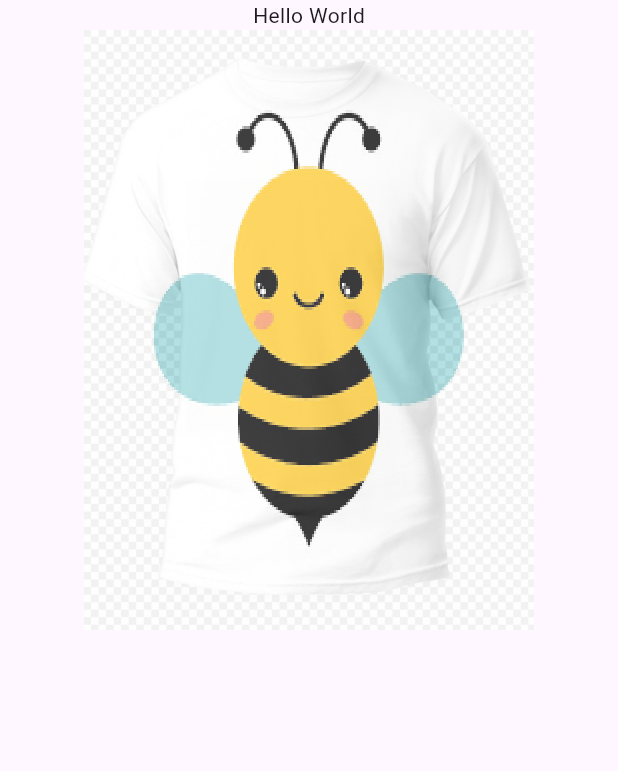
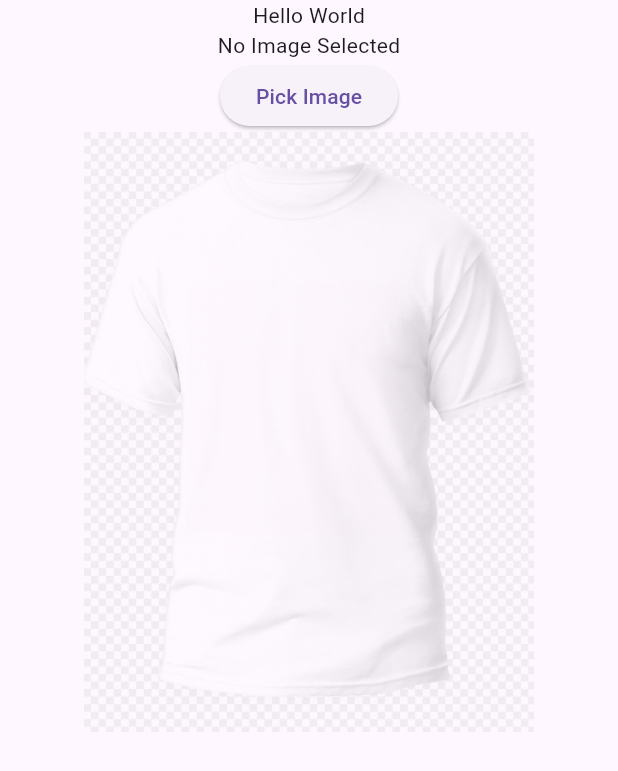
Before and after one commit to pndychrg/FlutterCanvas, a Flutter app: the screen it shows after launch, on a phone screen of 412 x 824 dp. Shown: the top 771 px of the screen. Run offline on Flutter 3.47's test engine with Material 3 defaults, Android fonts, the phone set to English and light mode, and no system bars; our stand-ins replace image_picker; missing offline and left inert: flutter_material_color_picker.

Commit message:
Updated code

```diff
--- a/lib/human_canvas.dart
+++ b/lib/human_canvas.dart
@@ -1,4 +1,4 @@
-import 'dart:ui' as ui;
+// import 'dart:ui' as ui;
 import 'package:flutter/material.dart';
 import 'package:flutter_material_color_picker/flutter_material_color_picker.dart';
 
--- a/lib/tshirt_canvas.dart
+++ b/lib/tshirt_canvas.dart
@@ -1,5 +1,8 @@
+import 'dart:io';
+import 'dart:typed_data';
 import 'dart:ui' as ui;
 import 'package:flutter/material.dart';
+import 'package:image_picker/image_picker.dart';
 
 class TShirtCanvas extends StatefulWidget {
   const TShirtCanvas({super.key});
@@ -11,17 +14,41 @@ class TShirtCanvas extends StatefulWidget {
 class _TShirtCanvasState extends State<TShirtCanvas> {
   ValueNotifier<ui.Image?> imageNotifier = ValueNotifier<ui.Image?>(null);
 
-  getImage() {
-    AssetImage assetImage = const AssetImage('assets/clipart.png');
+  // picking file from android
+  File? _image;
 
-    ImageStream imageStream = assetImage.resolve(ImageConfiguration.empty);
+  Future<void> _pickImage() async {
+    final picker = ImagePicker();
+    final pickedFile = await picker.pickImage(source: ImageSource.gallery);
 
-    ImageStreamListener imageStreamListener =
-        ImageStreamListener((imageInfo, synchronousCall) {
-      imageNotifier.value = imageInfo.image;
+    if (pickedFile != null) {
+      setState(() {
+        _image = File(pickedFile.path);
       });
+    }
+  }
 
-    imageStream.addListener(imageStreamListener);
+  getImage() async {
+    // AssetImage assetImage = const AssetImage('assets/clipart.png');
+
+    // ImageStream imageStream = assetImage.resolve(ImageConfiguration.empty);
+
+    // ImageStreamListener imageStreamListener =
+    //     ImageStreamListener((imageInfo, synchronousCall) {
+    //   imageNotifier.value = imageInfo.image;
+    // });
+
+    // imageStream.addListener(imageStreamListener);
+
+    if (_image != null) {
+      final ByteData data = await _image!
+          .readAsBytes()
+          .then((bytes) => ByteData.sublistView(Uint8List.fromList(bytes)));
+      final ui.Codec codec = await ui.instantiateImageCodec(data as Uint8List);
+      final ui.Image image = (await codec.getNextFrame()).image;
+
+      imageNotifier.value = image;
+    }
   }
 
   @override
@@ -32,12 +59,16 @@ class _TShirtCanvasState extends State<TShirtCanvas> {
 
   @override
   Widget build(BuildContext context) {
-    return CustomPaint(
+    return Column(
+      children: [
+        _image == null ? const Text("No Image Selected") : Image.file(_image!),
+        ElevatedButton(onPressed: _pickImage, child: const Text("Pick Image")),
+        CustomPaint(
           painter: ImagePainterCanvas(imageInfoNotifier: imageNotifier),
           child: Container(
             width: 300,
             height: 400,
-        decoration: BoxDecoration(
+            decoration: const BoxDecoration(
                 image: DecorationImage(
               image: AssetImage('assets/tshirt.jpg'),
               fit: BoxFit.cover,
@@ -45,6 +76,8 @@ class _TShirtCanvasState extends State<TShirtCanvas> {
             )),
           ),
           // size: const Size(3 / 00, 400),
+        ),
+      ],
     );
   }
 }
@@ -62,13 +95,28 @@ class ImagePainterCanvas extends CustomPainter {
       ..color = Colors.black;
 
     ui.Image? image = imageInfoNotifier.value;
+
     if (image != null) {
-      Size imageSize = Size(image.width.toDouble(), image.height.toDouble());
+      double desiredWidth = 200.0;
+      double desiredHeight = 300.0;
+
+      // Calculating the scaling factors
+      double scaleX = desiredWidth / image.width.toDouble();
+      double scaleY = desiredHeight / image.height.toDouble();
+
+      Size imageSize = const Size(300, 400);
 
       Rect imageRect = Offset.zero & imageSize;
       Rect canvasRect = Offset.zero & size;
 
-      canvas.drawImageRect(image, imageRect, canvasRect, paint);
+      // canvas.drawImageRect(image, imageRect, canvasRect, paint);
+      // canvas.drawImageRect(
+      //     image,
+      //     Rect.fromLTRB(0, 0, image.width.toDouble(), image.height.toDouble()),
+      //     Rect.fromLTRB(0, 0, desiredWidth, desiredHeight),
+      //     paint);
+
+      canvas.drawImage(image, Offset.zero, paint);
     }
   }
 
--- a/pubspec.yaml
+++ b/pubspec.yaml
@@ -10,6 +10,7 @@ dependencies:
   flutter:
     sdk: flutter
   flutter_material_color_picker: ^1.2.0
+  image_picker: ^1.0.7
 
 dev_dependencies:
   flutter_test:
```
Also changed, not shown: pubspec.lock, 5 other files. Lines whose indentation alone changed are shown as unchanged.
